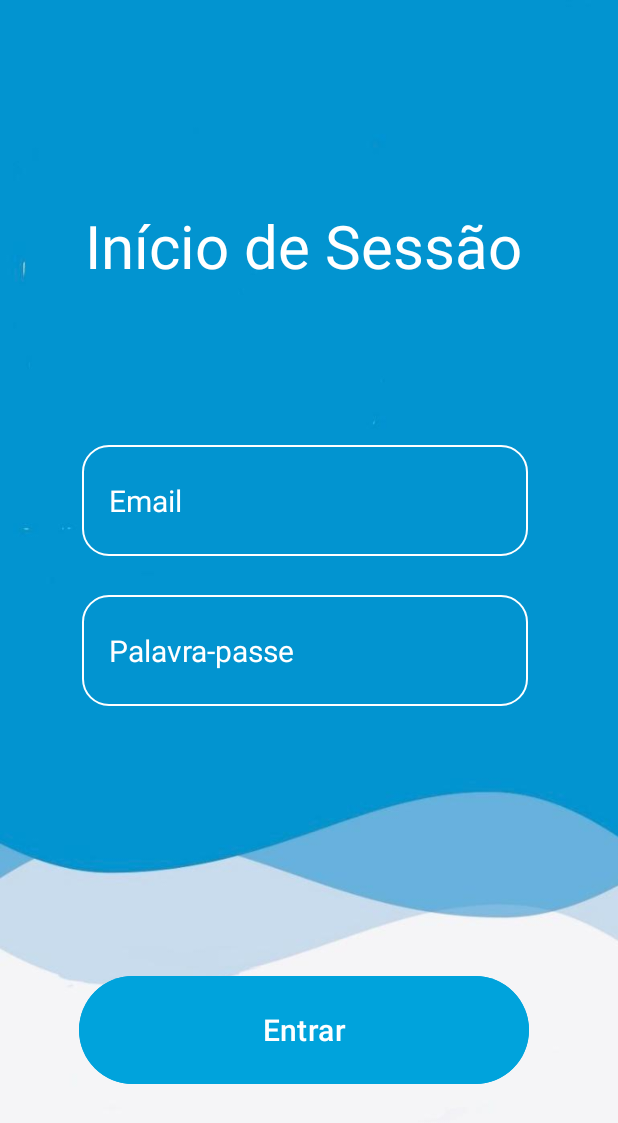
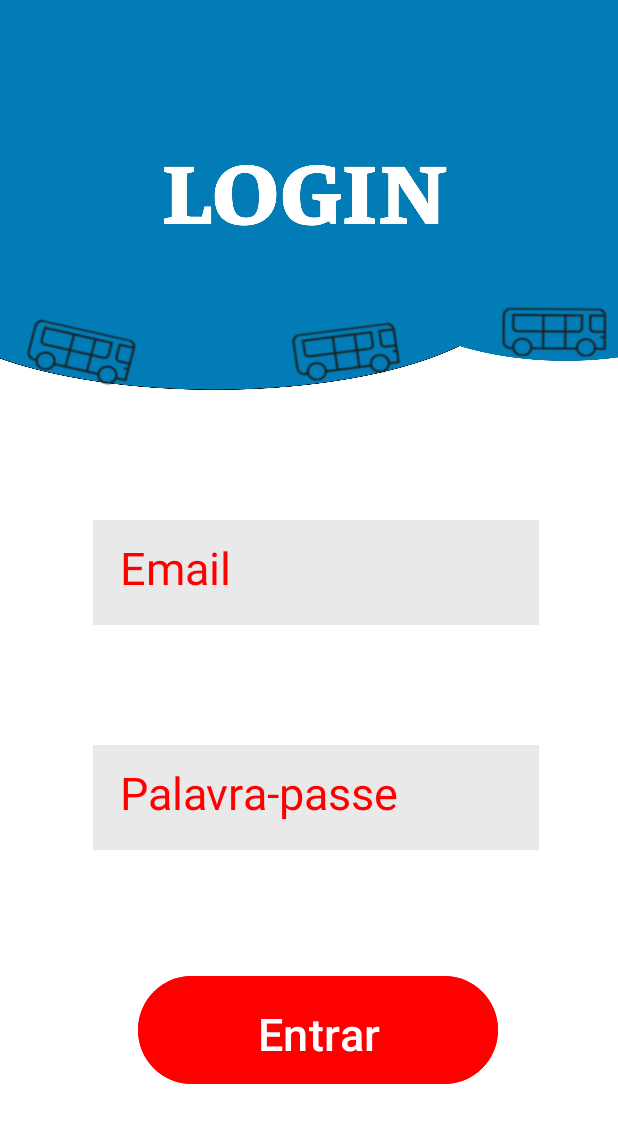
Before and after one commit to nunoCampelo04/ProjetoDAI, an Android app: the LoginActivity screen opened directly, with no data from a screen before it, on a phone screen of 412 x 824 dp. Shown: the top 1123 px of the screen. Run offline under Robolectric (Android 15) with nearby library versions, the phone set to English and light mode, and no system bars; our stand-ins replace Firebase (no records; nobody signed in at launch, a user with empty details on screens opened directly).

Commit message:
08/04 4:02

```diff
--- /dev/null
+++ b/app/src/main/res/drawable/botao_retangular.xml
@@ -0,0 +1,7 @@
+<shape xmlns:android="http://schemas.android.com/apk/res/android"
+    android:shape="rectangle">
+    <solid android:color="@color/cinzento" />
+    <size
+        android:width="100dp"
+        android:height="100dp"/>
+</shape>
--- a/app/src/main/res/drawable/retangle_corner.xml
+++ /dev/null
@@ -1,7 +0,0 @@
-<?xml version="1.0" encoding="utf-8"?>
-<shape xmlns:android="http://schemas.android.com/apk/res/android"
-    android:shape="rectangle">
-    <corners android:radius="17dp"/>
-    <stroke android:width="1dip" android:color="@color/white"/>
-
-</shape>
--- a/app/src/main/res/layout/activity_login.xml
+++ b/app/src/main/res/layout/activity_login.xml
@@ -3,59 +3,49 @@
     android:layout_width="match_parent"
     android:layout_height="match_parent"
     android:padding="16dp"
-    android:background="@drawable/background_login"
+    android:background="@drawable/fundo_login"
     android:gravity="center"
     android:orientation="vertical">
 
 
-    <TextView
-        android:id="@+id/textViewEntrarTitulo"
-        android:layout_width="match_parent"
-        android:layout_height="wrap_content"
-        android:text="Início de Sessão"
-        android:textColor="@android:color/white"
-        android:textSize="40sp"
-        android:layout_marginRight="15dp"
-        android:gravity="center_horizontal"
-        android:layout_centerHorizontal="true"
-        android:layout_marginTop="40dp" />
-
     <EditText
         android:id="@+id/editTextEntrarEmail"
         android:layout_width="297dp"
-        android:layout_height="74dp"
-        android:layout_marginLeft="42dp"
-        android:layout_marginTop="200dp"
-        android:background="@drawable/retangle_corner"
+        android:layout_height="70dp"
+        android:layout_marginLeft="10dp"
+        android:layout_marginTop="250dp"
+        android:background="@drawable/botao_retangular"
         android:hint="Email"
         android:inputType="text"
         android:padding="18dp"
-        android:textColorHint="@color/white"
-        android:textSize="20sp" />
+        android:textColorHint="@color/vermelho"
+        android:textSize="30sp" />
 
     <EditText
         android:id="@+id/editTextEntrarPassword"
         android:layout_width="297dp"
-        android:layout_height="74dp"
-        android:layout_marginLeft="42dp"
-        android:layout_marginTop="300dp"
-        android:background="@drawable/retangle_corner"
+        android:layout_height="70dp"
+        android:layout_marginStart="10dp"
+        android:layout_marginTop="400dp"
+        android:background="@drawable/botao_retangular"
         android:hint="Palavra-passe"
         android:inputType="text"
         android:padding="18dp"
-        android:textColorHint="@color/white"
-        android:textSize="20sp" />
+        android:textColorHint="@color/vermelho"
+        android:textSize="30sp" />
+
+
 
     <Button
-        android:layout_width="300dp"
+        android:layout_width="240dp"
         android:layout_height="80dp"
         android:layout_marginLeft="40dp"
         android:text="Entrar"
-        android:backgroundTint="@color/cor_azul"
+        android:backgroundTint="@color/vermelho"
         android:textColor="@color/white"
         android:padding="18dp"
         android:layout_marginTop="550dp"
-        android:textSize="20sp"
+        android:textSize="30sp"
         android:id="@+id/botao_entrar"/>
 
 
--- a/app/src/main/res/values/colors.xml
+++ b/app/src/main/res/values/colors.xml
@@ -3,4 +3,6 @@
     <color name="black">#FF000000</color>
     <color name="white">#FFFFFFFF</color>
     <color name="cor_azul">#00a3dc</color>
+    <color name="vermelho">#FFFF0000</color>
+    <color name="cinzento">#e9e9e9</color>
 </resources>
```
Also changed, not shown: app/src/main/res/layout/activity_main.xml (+13 -12 lines), app/src/main/res/layout/activity_register.xml (+4 -4 lines), app/src/main/res/drawable/background_login.jpg (deleted), app/src/main/res/drawable/fundo.jpg, app/src/main/res/drawable/fundo_login.jpg (added).
